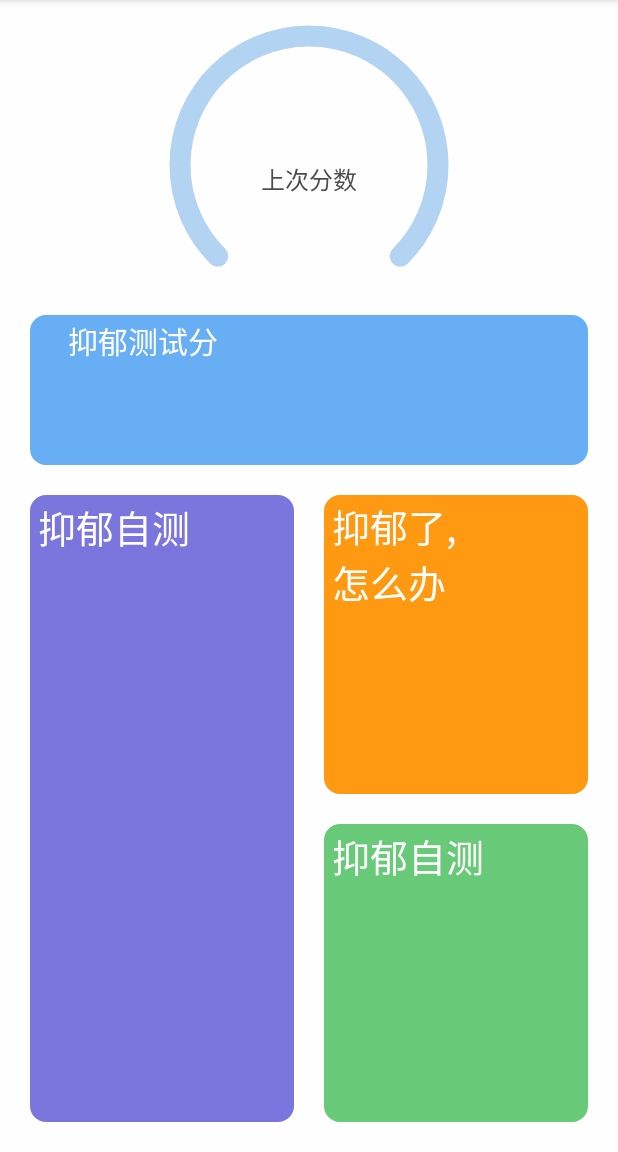
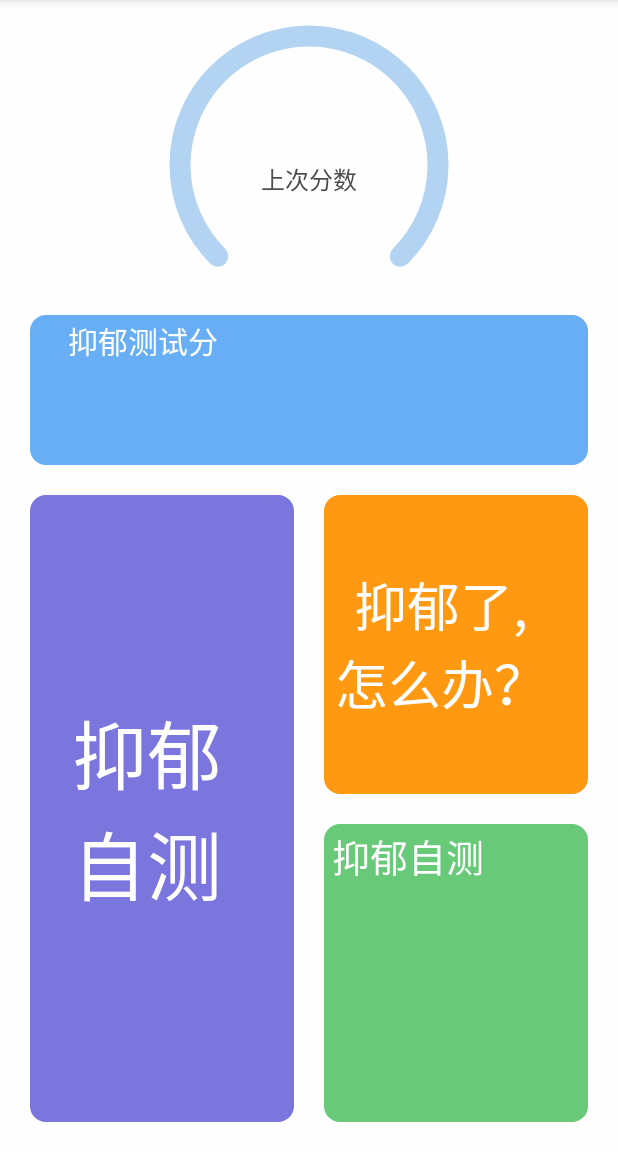
Before and after one commit to ShawElA/HealthyHelper, an Android app: the fragment HomeFragment shown on its own in the app's theme, on a phone screen of 412 x 824 dp, the part 84-1236 px from its top. Run offline under Robolectric (Android 15) with nearby library versions, the light colour scheme and no system bars; our stand-ins replace ButterKnife, EventBus.

Commit message:
调整字号和布局

```diff
--- a/app/src/main/res/layout/fragment_home.xml
+++ b/app/src/main/res/layout/fragment_home.xml
@@ -53,10 +53,11 @@
             android:paddingBottom="2dp"
             android:paddingLeft="5dp"
             android:paddingRight="25dp"
-            android:text="抑郁自测"
-            android:textSize="25sp"
+            android:text="抑郁\n自测"
+            android:textSize="50sp"
             android:textColor="@color/colorLight"
             android:background="@drawable/bg_btn_purple_circle"
+            android:gravity="center"
             android:layout_width="match_parent"
             android:layout_marginRight="10dp"
             android:layout_height="match_parent" />
@@ -76,10 +77,11 @@
                 android:paddingBottom="2dp"
                 android:paddingLeft="5dp"
                 android:paddingRight="25dp"
-                android:text="抑郁了,\n怎么办"
-                android:textSize="25sp"
+                android:text="抑郁了,\n怎么办？"
+                android:textSize="35sp"
                 android:textColor="@color/colorLight"
                 android:background="@drawable/bg_btn_pink_circle"
+                android:gravity="center"
                 android:layout_width="match_parent"
                 android:layout_marginBottom="20dp"
                 android:layout_height="200dp" />
```
